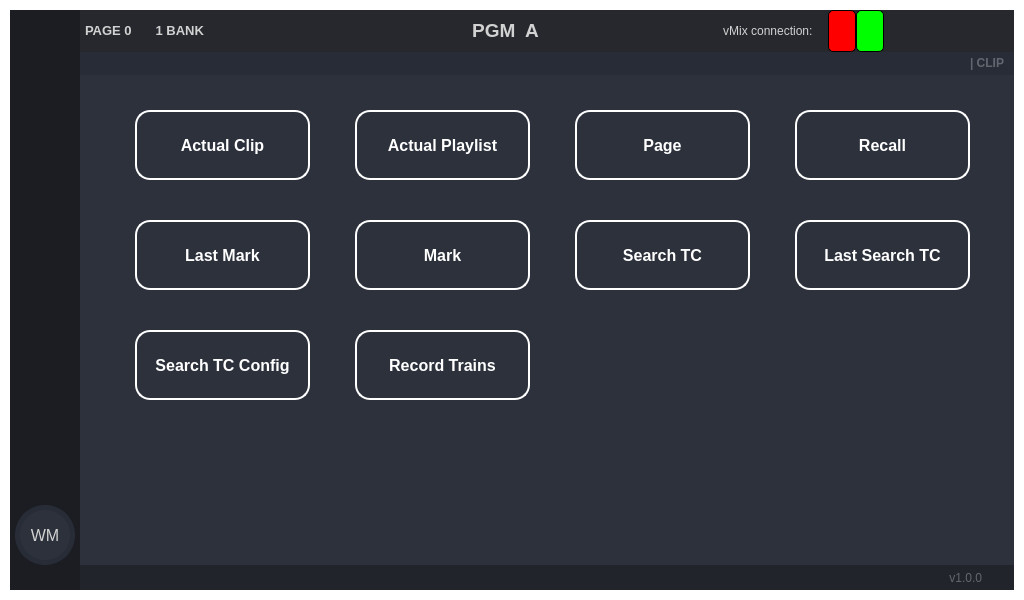
Qt form Simple_PySide_Base-master_4/GUI_BASE.ui (oriolmonfar/TFG_1) before a commit.
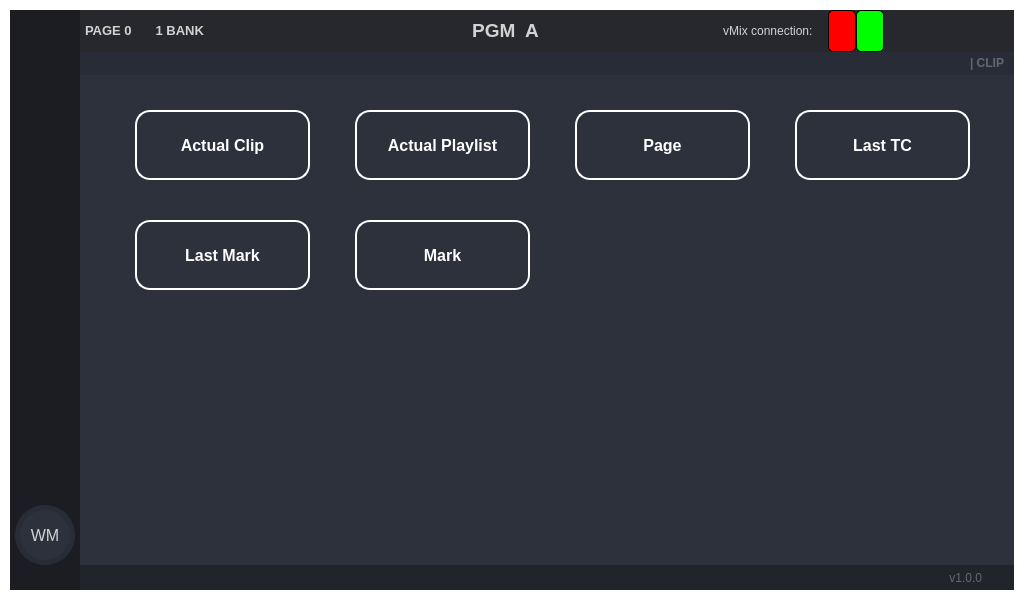
The same form after that commit. The open tabs and pages were chosen to show the change. Icons and pictures are not drawn.

```diff
--- a/Simple_PySide_Base-master_4/GUI_BASE.ui
+++ b/Simple_PySide_Base-master_4/GUI_BASE.ui
@@ -10070,42 +10070,6 @@
                       <height>70</height>
                      </rect>
                     </property>
-                    <property name="styleSheet">
-                     <string notr="true">QPushButton {
-    font-family: &quot;Arial&quot;;    /* Cambia la fuente */
-    font-size: 16px;         /* Tamaño del texto */
-    font-weight: bold;       /* Negrita */    
-    color: white;				 /* Color del texto */
-	padding: 10px;           
-    border-radius: 15px;
-	border: 2px solid rgba(255,255,255,255);  /* Borde blanco con transparencia */
-}
-
-QPushButton:hover {
-	background-color: rgba(0,150,250,50);
-}
-
-QPushButton:pressed {
-    background-color: rgba(0,150,250,50);
-}
-
-
-
-</string>
-                    </property>
-                    <property name="text">
-                     <string>Recall</string>
-                    </property>
-                   </widget>
-                   <widget class="QPushButton" name="cont_acc_lastsearchtc">
-                    <property name="geometry">
-                     <rect>
-                      <x>710</x>
-                      <y>140</y>
-                      <width>175</width>
-                      <height>70</height>
-                     </rect>
-                    </property>
                     <property name="layoutDirection">
                      <enum>Qt::RightToLeft</enum>
                     </property>
@@ -10133,7 +10097,7 @@
 </string>
                     </property>
                     <property name="text">
-                     <string>Last Search TC</string>
+                     <string>Last TC</string>
                     </property>
                    </widget>
                    <widget class="QPushButton" name="cont_acc_page">
@@ -10172,121 +10136,6 @@
                      <string>Page</string>
                     </property>
                    </widget>
-                   <widget class="QPushButton" name="cont_acc_searchtcconfig">
-                    <property name="geometry">
-                     <rect>
-                      <x>50</x>
-                      <y>250</y>
-                      <width>175</width>
-                      <height>70</height>
-                     </rect>
-                    </property>
-                    <property name="styleSheet">
-                     <string notr="true">QPushButton {
-    font-family: &quot;Arial&quot;;    /* Cambia la fuente */
-    font-size: 16px;         /* Tamaño del texto */
-    font-weight: bold;       /* Negrita */    
-    color: white;				 /* Color del texto */
-	padding: 10px;           
-    border-radius: 15px;
-	border: 2px solid rgba(255,255,255,255);  /* Borde blanco con transparencia */
-}
-
-QPushButton:hover {
-	background-color: rgba(0,150,250,50);
-}
-
-QPushButton:pressed {
-    background-color: rgba(0,150,250,50);
-}
-
-
-
-</string>
-                    </property>
-                    <property name="text">
-                     <string>Search TC Config</string>
-                    </property>
-                   </widget>
-                   <widget class="QPushButton" name="cont_acc_recordtrains">
-                    <property name="geometry">
-                     <rect>
-                      <x>270</x>
-                      <y>250</y>
-                      <width>175</width>
-                      <height>70</height>
-                     </rect>
-                    </property>
-                    <property name="layoutDirection">
-                     <enum>Qt::RightToLeft</enum>
-                    </property>
-                    <property name="styleSheet">
-                     <string notr="true">QPushButton {
-    font-family: &quot;Arial&quot;;    /* Cambia la fuente */
-    font-size: 16px;         /* Tamaño del texto */
-    font-weight: bold;       /* Negrita */    
-    color: white;				 /* Color del texto */
-	padding: 10px;           
-    border-radius: 15px;
-	border: 2px solid rgba(255,255,255,255);  /* Borde blanco con transparencia */
-}
-
-QPushButton:hover {
-	background-color: rgba(0,150,250,50);
-}
-
-QPushButton:pressed {
-    background-color: rgba(0,150,250,50);
-}
-
-
-
-</string>
-                    </property>
-                    <property name="text">
-                     <string>Record Trains</string>
-                    </property>
-                    <property name="icon">
-                     <iconset resource="files.qrc">
-                      <normaloff>:/16x16/icons/16x16/cil-chevron-right.png</normaloff>:/16x16/icons/16x16/cil-chevron-right.png</iconset>
-                    </property>
-                   </widget>
-                   <widget class="QPushButton" name="cont_acc_searchtc">
-                    <property name="geometry">
-                     <rect>
-                      <x>490</x>
-                      <y>140</y>
-                      <width>175</width>
-                      <height>70</height>
-                     </rect>
-                    </property>
-                    <property name="styleSheet">
-                     <string notr="true">QPushButton {
-    font-family: &quot;Arial&quot;;    /* Cambia la fuente */
-    font-size: 16px;         /* Tamaño del texto */
-    font-weight: bold;       /* Negrita */    
-    color: white;				 /* Color del texto */
-	padding: 10px;           
-    border-radius: 15px;
-	border: 2px solid rgba(255,255,255,255);  /* Borde blanco con transparencia */
-}
-
-QPushButton:hover {
-	background-color: rgba(0,150,250,50);
-}
-
-QPushButton:pressed {
-    background-color: rgba(0,150,250,50);
-}
-
-
-
-</string>
-                    </property>
-                    <property name="text">
-                     <string>Search TC</string>
-                    </property>
-                   </widget>
                    <widget class="QLabel" name="contec_acc_actualclip">
                     <property name="geometry">
                      <rect>
```
Left out of the diff: 215 changed lines with no effect on the pictures.
